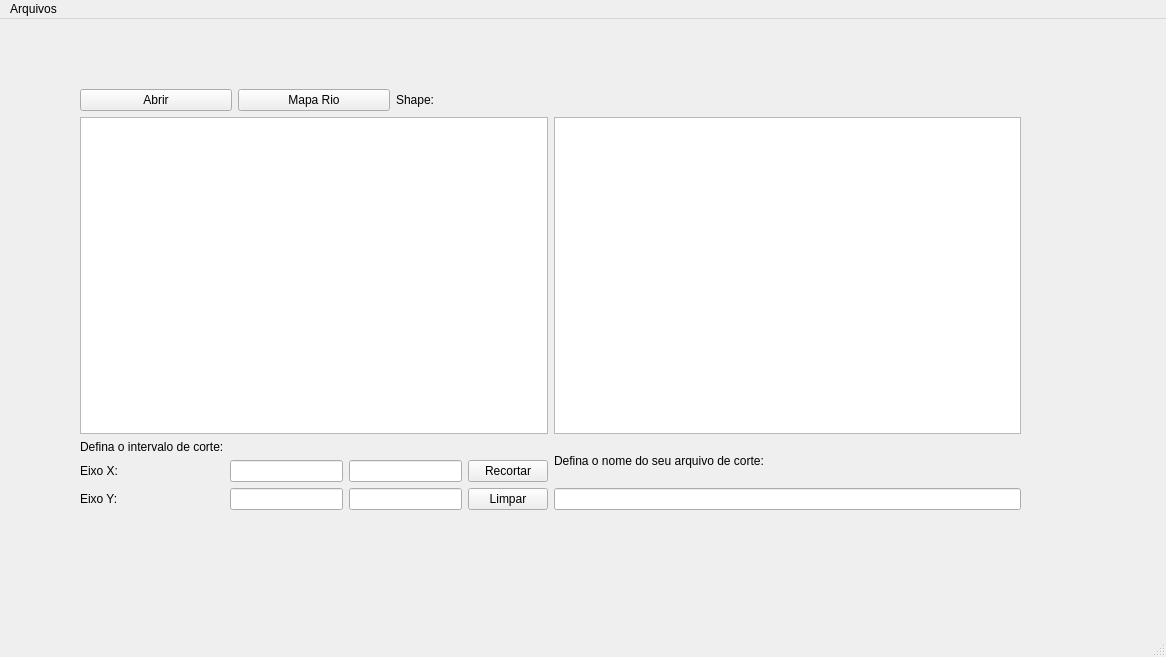
BetSpaguetty/Projeto-Taludes, file betsabe/open_tif_2.ui: the form before one commit.
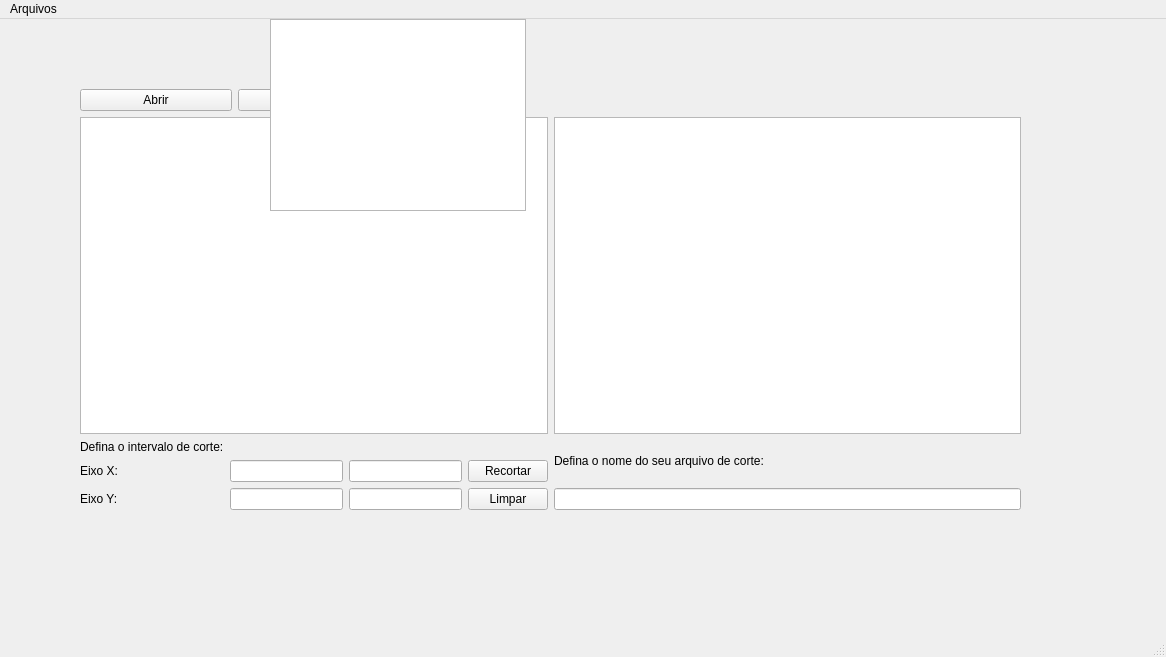
The form after the commit.

The edit to the form file:
```diff
--- a/betsabe/open_tif_2.ui
+++ b/betsabe/open_tif_2.ui
@@ -135,6 +135,16 @@
      </item>
     </layout>
    </widget>
+   <widget class="QListWidget" name="listWidget">
+    <property name="geometry">
+     <rect>
+      <x>270</x>
+      <y>0</y>
+      <width>256</width>
+      <height>192</height>
+     </rect>
+    </property>
+   </widget>
   </widget>
   <widget class="QMenuBar" name="menubar">
    <property name="geometry">
```
Left out of the diff: 34 changed lines with no effect on the pictures.
